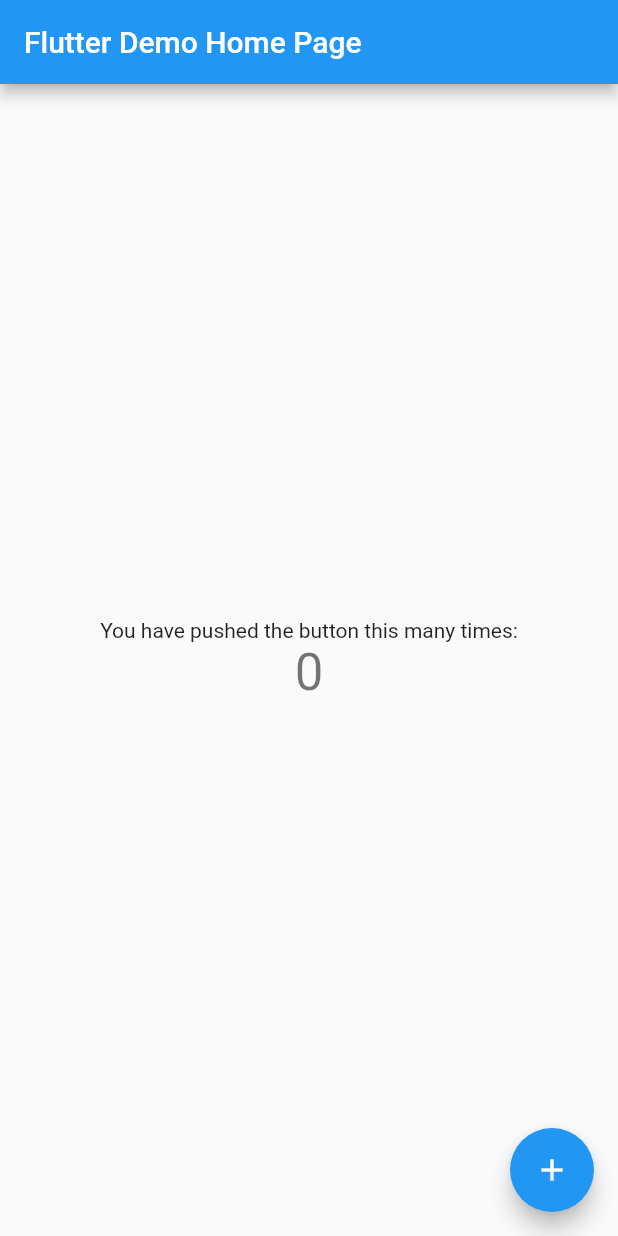
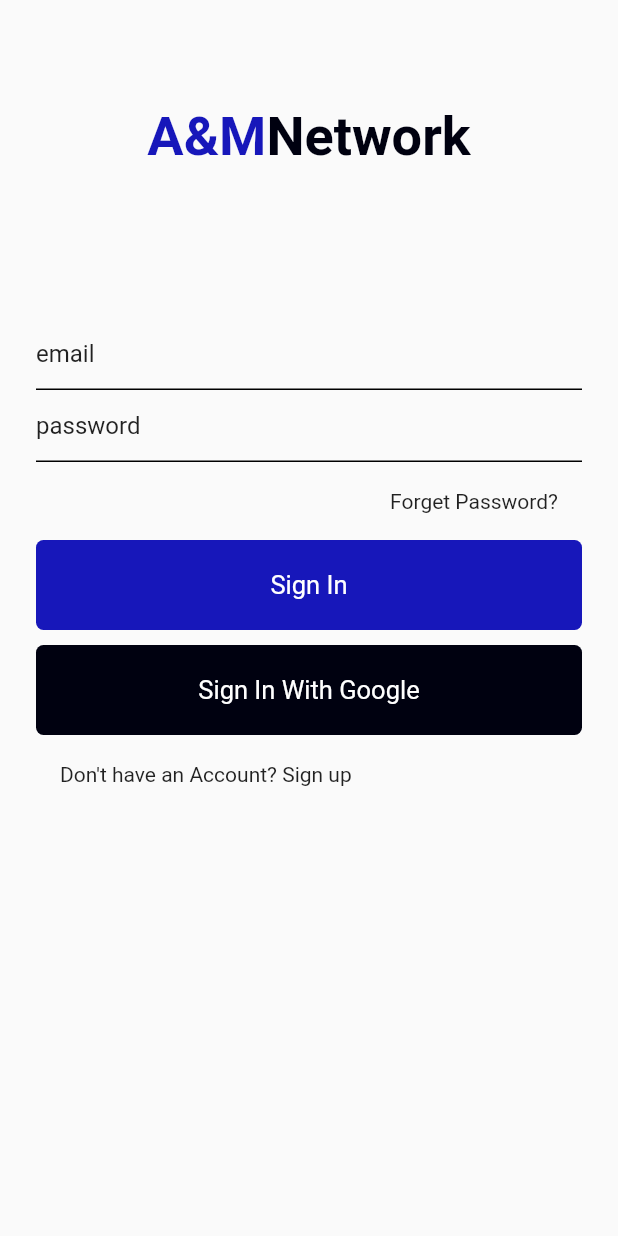
Before and after one commit to abdul9200/AMReseau, a Flutter app: the screen it shows after launch, on a phone screen of 412 x 824 dp. Run offline on Flutter 3.47's test engine with Material 2 defaults, Android fonts, the light colour scheme and no system bars.

Commit message:
sign inpage

```diff
--- a/lib/main.dart
+++ b/lib/main.dart
@@ -1,18 +1,21 @@
+import 'package:a_m_reseau/views/Signin.dart';
 import 'package:flutter/material.dart';
 
 void main() {
-  runApp(const MyApp());
+  runApp( MyApp());
 }
 
 class MyApp extends StatelessWidget {
-  const MyApp({Key? key}) : super(key: key);
+
 
   // This widget is the root of your application.
   @override
   Widget build(BuildContext context) {
     return MaterialApp(
-      title: 'Flutter Demo',
+      title: 'A&M Network',
+      debugShowCheckedModeBanner:false,
       theme: ThemeData(
+
         // This is the theme of your application.
         //
         // Try running your application with "flutter run". You'll see the
@@ -23,93 +26,9 @@
         // Notice that the counter didn't reset back to zero; the application
         // is not restarted.
         primarySwatch: Colors.blue,
+        visualDensity: VisualDensity.adaptivePlatformDensity,
       ),
-      home: const MyHomePage(title: 'Flutter Demo Home Page'),
+      home: SignIn(),
     );
   }
 }
-
-class MyHomePage extends StatefulWidget {
-  const MyHomePage({Key? key, required this.title}) : super(key: key);
-
-  // This widget is the home page of your application. It is stateful, meaning
-  // that it has a State object (defined below) that contains fields that affect
-  // how it looks.
-
-  // This class is the configuration for the state. It holds the values (in this
-  // case the title) provided by the parent (in this case the App widget) and
-  // used by the build method of the State. Fields in a Widget subclass are
-  // always marked "final".
-
-  final String title;
-
-  @override
-  State<MyHomePage> createState() => _MyHomePageState();
-}
-
-class _MyHomePageState extends State<MyHomePage> {
-  int _counter = 0;
-
-  void _incrementCounter() {
-    setState(() {
-      // This call to setState tells the Flutter framework that something has
-      // changed in this State, which causes it to rerun the build method below
-      // so that the display can reflect the updated values. If we changed
-      // _counter without calling setState(), then the build method would not be
-      // called again, and so nothing would appear to happen.
-      _counter++;
-    });
-  }
-
-  @override
-  Widget build(BuildContext context) {
-    // This method is rerun every time setState is called, for instance as done
-    // by the _incrementCounter method above.
-    //
-    // The Flutter framework has been optimized to make rerunning build methods
-    // fast, so that you can just rebuild anything that needs updating rather
-    // than having to individually change instances of widgets.
-    return Scaffold(
-      appBar: AppBar(
-        // Here we take the value from the MyHomePage object that was created by
-        // the App.build method, and use it to set our appbar title.
-        title: Text(widget.title),
-      ),
-      body: Center(
-        // Center is a layout widget. It takes a single child and positions it
-        // in the middle of the parent.
-        child: Column(
-          // Column is also a layout widget. It takes a list of children and
-          // arranges them vertically. By default, it sizes itself to fit its
-          // children horizontally, and tries to be as tall as its parent.
-          //
-          // Invoke "debug painting" (press "p" in the console, choose the
-          // "Toggle Debug Paint" action from the Flutter Inspector in Android
-          // Studio, or the "Toggle Debug Paint" command in Visual Studio Code)
-          // to see the wireframe for each widget.
-          //
-          // Column has various properties to control how it sizes itself and
-          // how it positions its children. Here we use mainAxisAlignment to
-          // center the children vertically; the main axis here is the vertical
-          // axis because Columns are vertical (the cross axis would be
-          // horizontal).
-          mainAxisAlignment: MainAxisAlignment.center,
-          children: <Widget>[
-            const Text(
-              'You have pushed the button this many times:',
-            ),
-            Text(
-              '$_counter',
-              style: Theme.of(context).textTheme.headline4,
-            ),
-          ],
-        ),
-      ),
-      floatingActionButton: FloatingActionButton(
-        onPressed: _incrementCounter,
-        tooltip: 'Increment',
-        child: const Icon(Icons.add),
-      ), // This trailing comma makes auto-formatting nicer for build methods.
-    );
-  }
-}
--- /dev/null
+++ b/lib/views/Signin.dart
@@ -0,0 +1,86 @@
+import 'package:a_m_reseau/views/widget.dart';
+import 'package:flutter/material.dart';
+class SignIn extends StatefulWidget {
+  const SignIn({Key? key}) : super(key: key);
+
+  @override
+  _SignInState createState() => _SignInState();
+}
+
+class _SignInState extends State<SignIn> {
+  @override
+  Widget build(BuildContext context) {
+    return Scaffold(
+      body:
+      Container(
+        padding: EdgeInsets.symmetric(horizontal: 24,vertical: 10),
+        child:Column(
+
+          children: [
+            SizedBox(height: 60),
+            Row(
+              mainAxisAlignment:MainAxisAlignment.center,
+              children: [
+                Text("A&M",style: new TextStyle(color: Color(0xFF1717ba), fontWeight: FontWeight.bold,fontSize: 36)),
+                Text("Network",style: new TextStyle(color: Color(0xFF000110), fontWeight: FontWeight.bold,fontSize: 36))
+              ],
+
+
+            ),
+            SizedBox(height:100),
+            TextField(
+              decoration: textFieldInputDecoration("email"),
+            ),
+            TextField(
+              decoration: textFieldInputDecoration("password"),
+            ),
+            SizedBox(height:10),
+            Container(
+              alignment: Alignment.centerRight,
+              padding: EdgeInsets.symmetric(horizontal: 16,vertical: 8),
+              child:Text("Forget Password?"),
+            ),
+            SizedBox(height:10),
+            Container(
+              alignment:Alignment.center,
+              width:MediaQuery.of(context).size.width,
+              padding:EdgeInsets.symmetric(vertical: 20),
+              decoration:BoxDecoration(
+                color: Color(0xFF1717ba),
+                borderRadius: BorderRadius.circular(5)
+              ),
+              child:Text("Sign In",style: TextStyle(color:Colors.white,fontSize: 17),)
+            ),
+            SizedBox(height:10),
+            Container(
+                alignment:Alignment.center,
+                width:MediaQuery.of(context).size.width,
+                padding:EdgeInsets.symmetric(vertical: 20),
+                decoration:BoxDecoration(
+                    color: Color(0xFF000110),
+                    borderRadius: BorderRadius.circular(5)
+                ),
+                child:Text("Sign In With Google",style: TextStyle(color:Colors.white,fontSize: 17),)
+            ),
+            SizedBox(height:10),
+            Container(
+              alignment: Alignment.centerLeft,
+              padding: EdgeInsets.symmetric(horizontal: 16,vertical: 8),
+              child:Text("Don't have an Account? Sign up"),
+            ),
+
+
+
+
+
+
+          ],
+
+        ),
+
+      ),
+
+
+    );
+  }
+}
--- /dev/null
+++ b/lib/views/Signup.dart
@@ -0,0 +1 @@
+import 'package:flutter/material.dart';
--- /dev/null
+++ b/lib/views/widget.dart
@@ -0,0 +1,15 @@
+import 'package:flutter/material.dart';
+InputDecoration textFieldInputDecoration(String hintText){
+  return InputDecoration(
+    hintText:hintText,
+    hintStyle:TextStyle(
+      color:Colors.black87,
+    ),
+    focusedBorder: UnderlineInputBorder(
+      borderSide: BorderSide(color: Colors.black),
+    ),
+    enabledBorder: UnderlineInputBorder(
+      borderSide: BorderSide(color: Colors.black),
+    )
+  );
+}
```
Also changed, not shown: 1 other file.
